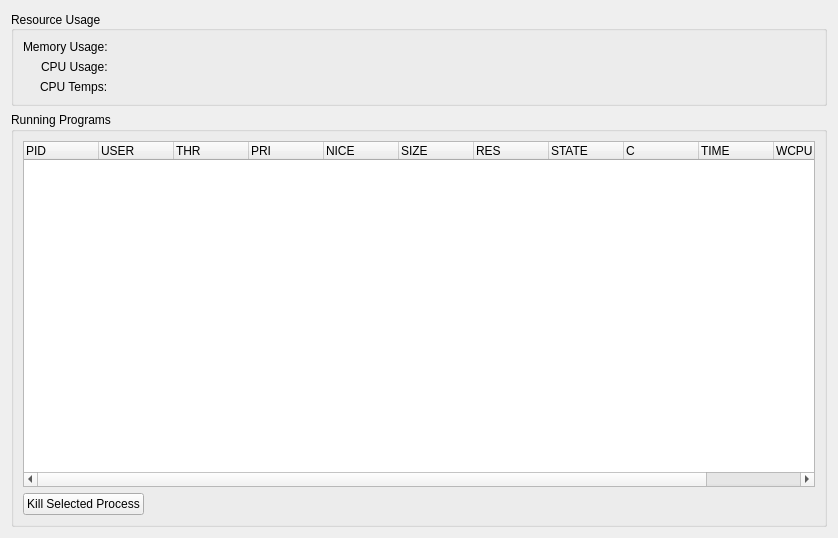
trueos/sysadm-ui-qt, file src-qt5/gui_client/pages/page_taskmanager.ui: the form before one commit.
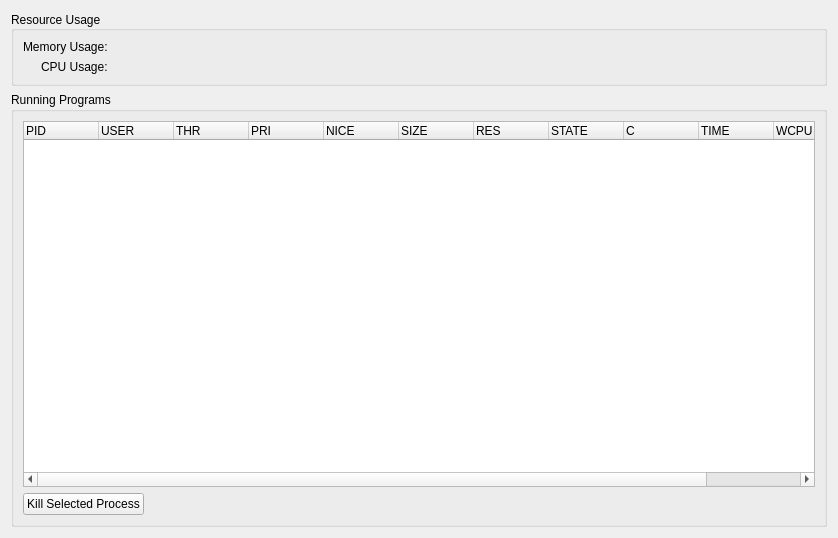
The form after the commit. Icons and pictures are not drawn.

Commit message: Update the CPu usage display widgets in the task manager page. Now the CPU % and Temperature info is contained on a single widget (per CPU), and the CPU's are arranged in rows of 4.

```diff
--- a/src-qt5/gui_client/pages/page_taskmanager.ui
+++ b/src-qt5/gui_client/pages/page_taskmanager.ui
@@ -157,32 +157,8 @@
         </property>
        </widget>
       </item>
-      <item row="2" column="0">
-       <widget class="QLabel" name="label_3">
-        <property name="text">
-         <string>CPU Temps:</string>
-        </property>
-       </widget>
-      </item>
       <item row="1" column="1">
-       <widget class="QLabel" name="label_cpu_stats">
-        <property name="text">
-         <string notr="true"/>
-        </property>
-        <property name="alignment">
-         <set>Qt::AlignCenter</set>
-        </property>
-       </widget>
-      </item>
-      <item row="2" column="1">
-       <widget class="QLabel" name="label_cpu_tstats">
-        <property name="text">
-         <string notr="true"/>
-        </property>
-        <property name="alignment">
-         <set>Qt::AlignCenter</set>
-        </property>
-       </widget>
+       <layout class="QGridLayout" name="grid_cpu"/>
       </item>
      </layout>
     </widget>
```
The commit also changes 1 other file.
